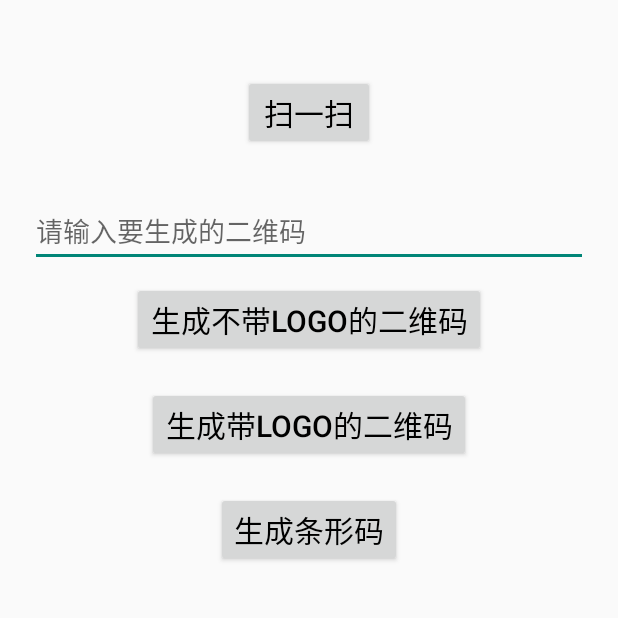
After one commit to dongjieorg/DongjieDemos, an Android app: the ZXingActivity screen opened directly, with no data from a screen before it, on a phone screen of 412 x 824 dp, the top half of it. The commit adds this screen. Run offline under Robolectric (Android 15) with nearby library versions, the phone set to English and light mode, and no system bars; libraries missing offline, so code that uses them is left out: com.yzq.zxinglibrary.

Commit message:
添加zing

```diff
--- a/app/build.gradle
+++ b/app/build.gradle
@@ -34,4 +34,5 @@ dependencies {
     implementation 'cn.yc:notificationLib:1.0.2' // 第三方通知
     implementation 'com.yanzhenjie:album:2.1.3'  // 第三方相册
     implementation 'com.jaeger.statusbaruitl:library:1.0.0'  // 沉浸式通知栏
+    implementation 'com.github.yuzhiqiang1993:zxing:2.2.6' // zxing
 }
--- a/app/src/main/AndroidManifest.xml
+++ b/app/src/main/AndroidManifest.xml
@@ -101,7 +101,8 @@
         <activity android:name=".immersive_status.immersive_activity.StatusColorActivity" />
         <activity android:name=".immersive_status.immersive_activity.FullScreenStatusActivity" />
         <activity android:name=".immersive_status.immersive_activity.DrawLayoutStatusActivity" />
-        <activity android:name=".album.CameraInFragmentActivity"></activity>
+        <activity android:name=".album.CameraInFragmentActivity" />
+        <activity android:name=".zxing.ZXingActivity" android:hardwareAccelerated="true" />
     </application>
 
 </manifest>
--- a/app/src/main/java/com/dongjie/dongjiedemos/album/CameraFragment.java
+++ b/app/src/main/java/com/dongjie/dongjiedemos/album/CameraFragment.java
@@ -16,7 +16,6 @@ import com.dongjie.dongjiedemos.R;
 import com.dongjie.dongjiedemos.tools.LogUtils;
 import com.yanzhenjie.album.Action;
 import com.yanzhenjie.album.Album;
-import com.yanzhenjie.album.AlbumConfig;
 
 /**
  * A simple {@link Fragment} subclass.
--- /dev/null
+++ b/app/src/main/res/layout/activity_zxing.xml
@@ -0,0 +1,68 @@
+<?xml version="1.0" encoding="utf-8"?>
+<LinearLayout xmlns:android="http://schemas.android.com/apk/res/android"
+    android:layout_width="match_parent"
+    android:layout_height="match_parent"
+    android:orientation="vertical">
+
+    <Button
+        android:layout_width="wrap_content"
+        android:layout_height="wrap_content"
+        android:text="扫一扫"
+        android:textColor="#000"
+        android:textSize="20dp"
+        android:layout_gravity="center_horizontal"
+        android:layout_marginTop="50dp"
+        android:onClick="onButtonClick1"
+        />
+
+    <EditText
+        android:id="@+id/edit_text"
+        android:layout_width="match_parent"
+        android:layout_height="48dp"
+        android:hint="请输入要生成的二维码"
+        android:layout_marginTop="30dp"
+        android:layout_marginLeft="20dp"
+        android:layout_marginRight="20dp"
+        />
+
+    <Button
+        android:layout_width="wrap_content"
+        android:layout_height="wrap_content"
+        android:text="生成不带logo的二维码"
+        android:textColor="#000"
+        android:textSize="20dp"
+        android:layout_gravity="center_horizontal"
+        android:layout_marginTop="10dp"
+        android:onClick="onButtonClick2"
+        />
+
+    <Button
+        android:layout_width="wrap_content"
+        android:layout_height="wrap_content"
+        android:text="生成带logo的二维码"
+        android:textColor="#000"
+        android:textSize="20dp"
+        android:layout_gravity="center_horizontal"
+        android:layout_marginTop="20dp"
+        android:onClick="onButtonClick3"
+        />
+
+    <Button
+        android:layout_width="wrap_content"
+        android:layout_height="wrap_content"
+        android:text="生成条形码"
+        android:textColor="#000"
+        android:textSize="20dp"
+        android:layout_gravity="center_horizontal"
+        android:layout_marginTop="20dp"
+        android:onClick="onButtonClick4"
+        />
+
+    <ImageView
+        android:id="@+id/imageview"
+        android:layout_width="150dp"
+        android:layout_height="150dp"
+        android:layout_gravity="center_horizontal"
+        android:layout_marginTop="30dp"
+        />
+</LinearLayout>
--- a/build.gradle
+++ b/build.gradle
@@ -19,6 +19,7 @@ allprojects {
     repositories {
         google()
         jcenter()
+        maven { url 'https://jitpack.io' }
     }
 }
 
```
Also changed, not shown: app/src/main/java/com/dongjie/dongjiedemos/MainActivity.java (+7 -0 lines), app/src/main/java/com/dongjie/dongjiedemos/zxing/ZXingActivity.java (added, +119 -0 lines).
